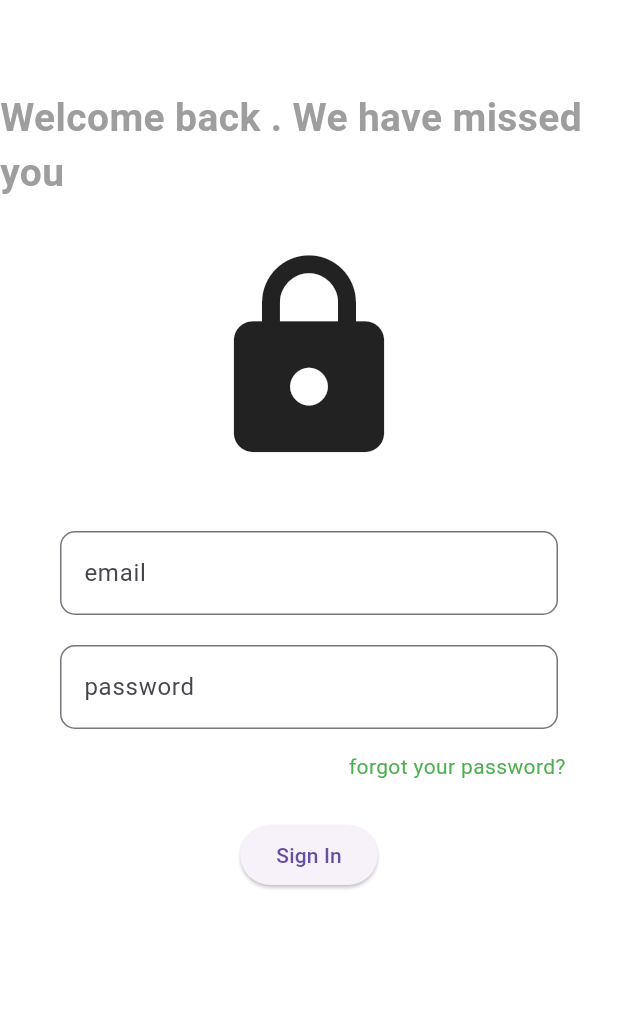
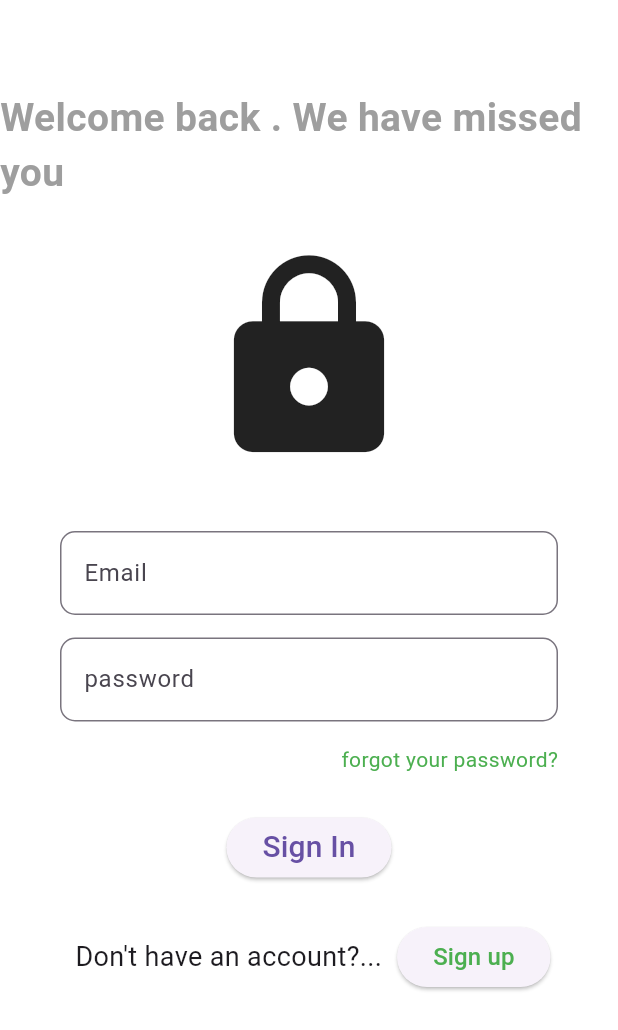
Before and after one commit to Wamitinewton/getxauth, a Flutter app: the screen it shows after launch, on a phone screen of 412 x 824 dp. Shown: the top 1030 px of the screen. Run offline on Flutter 3.47's test engine with Material 3 defaults, Android fonts, the light colour scheme and no system bars; our stand-ins replace firebase_auth, firebase_core, get; accounts and stored records are empty.

Commit message:
made authentication screens to completion

```diff
--- a/lib/Authentication pages/log_in.dart
+++ b/lib/Authentication pages/log_in.dart
@@ -1,6 +1,8 @@
 import 'package:flutter/material.dart';
 import 'package:get/get.dart';
 import 'package:test_project/Authentication%20pages/auth_service.dart';
+import 'package:test_project/common/components/formfield_builder.dart';
+import 'package:test_project/common/components/text_form_field_validator.dart';
 
 class LogInScreen extends StatelessWidget {
   final AuthController _authController = Get.find<AuthController>();
@@ -10,27 +12,14 @@ class LogInScreen extends StatelessWidget {
   final TextEditingController emailController = TextEditingController();
   final TextEditingController passwordController = TextEditingController();
 
-  String? validateEmail(String? value) {
-    if(value == null || value.isEmpty) {
-      return 'Please enter your email';
-    }
-    return null;
-  }
-
-  String? validatePassword(String? value) {
-    if (value == null || value.isEmpty) {
-      return 'please enter your password';
-    }
-    return null;
-  }
-
-  LogInScreen({super.key});
+  LogInScreen({Key? key}) : super(key: key);
 
   @override
   Widget build(BuildContext context) {
     return Scaffold(
       backgroundColor: Colors.white,
-      body: Center(
+      body: SingleChildScrollView(
+        child: Center(
           child: Form(
             key: _formKey,
             child: Column(
@@ -55,39 +44,29 @@ class LogInScreen extends StatelessWidget {
                 const SizedBox(
                   height: 40,
                 ),
-              Padding(
-                padding: const EdgeInsets.only(left: 40, right: 40),
-                child: TextFormField(
-                  validator: validateEmail,
+
+                FormFieldType(
+                  labelText: 'Email',
+                  hintText: 'wamitinewton@example.com',
                   controller: emailController,
-                  decoration: InputDecoration(
-                      labelText: 'email',
-                      hintText: 'Enter your email',
-                      border: OutlineInputBorder(
-                          borderRadius: BorderRadius.circular(10))),
+                  obscureText: false,
+                  validator: TextFormFieldValidator.validateEmail, onChanged: null,
                 ),
-              ),
-              const SizedBox(
-                height: 20,
-              ),
-              Padding(
-                padding: const EdgeInsets.only(left: 40, right: 40),
-                child: TextFormField(
-                  obscureText: true,
-                  validator: validatePassword,
-                  controller: passwordController,
-                  decoration: InputDecoration(
-                      labelText: 'password',
-                      hintText: 'Enter your password',
-                      border: OutlineInputBorder(
-                          borderRadius: BorderRadius.circular(10))),
-                ),
-              ),
+
                 const SizedBox(
                   height: 15,
                 ),
+                FormFieldType(
+                  labelText: 'password',
+                  hintText: 'Enter your password',
+                  controller: passwordController,
+                  obscureText: true,
+                  validator: TextFormFieldValidator.validatePassword, onChanged: null,
+                ),
+                const SizedBox(height: 15,),
+                // FormFieldBuilder(labelText: 'password', hintText: 'Enter your password', controller: emailController, obscureText: true, validator: TextFormFieldValidator.validatePassword),
                 const Padding(
-                padding: EdgeInsets.only(right: 35),
+                  padding: EdgeInsets.only(right: 40),
                   child: Row(
                     mainAxisAlignment: MainAxisAlignment.end,
                     children: [
@@ -98,7 +77,7 @@ class LogInScreen extends StatelessWidget {
                     ],
                   ),
                 ),
-              SizedBox(
+                const SizedBox(
                   height: 25,
                 ),
                 ElevatedButton(
@@ -108,8 +87,39 @@ class LogInScreen extends StatelessWidget {
                             emailController.text, passwordController.text);
                       }
                     },
-                  child: Text('Sign In'))
+                    child: const Text('Sign In', style: TextStyle(
+                      fontSize: 20,
+                    ),)),
+                const SizedBox(
+                  height: 25,
+                ),
+
+                 Row(
+                  mainAxisAlignment: MainAxisAlignment.end,
+                  children: [
+                    const Padding(
+                      padding: EdgeInsets.only(right: 10),
+                      child: Text('Don\'t have an account?...', style: TextStyle(
+                        fontSize: 18,
+                      ),),
+                    ),
+                      Padding(
+                       padding: const EdgeInsets.only(right: 45),
+                       child: ElevatedButton(
+
+                         onPressed: (){
+                          Get.toNamed('/signup');
+                         },
+                         child: const Text('Sign up', style: TextStyle(
+                        color: Colors.green,
+                        fontSize: 16,
+                                         ),),
+                       ),
+                     ),
                   ],
+                )
+              ],
+            ),
           ),
         ),
       ),
--- /dev/null
+++ b/lib/common/components/formfield_builder.dart
@@ -0,0 +1,38 @@
+import 'package:flutter/material.dart';
+
+class FormFieldType extends StatelessWidget {
+  final String labelText;
+  final String hintText;
+  final TextEditingController controller;
+  final bool obscureText;
+  final Function? onChanged;
+  final String? Function(String?)? validator;
+
+  const FormFieldType(
+      {super.key,
+      required this.labelText,
+      required this.hintText,
+      required this.controller,
+      required this.obscureText,
+      this.validator,
+      required this.onChanged});
+
+  @override
+  Widget build(BuildContext context) {
+    return Padding(
+      padding: const EdgeInsets.only(left: 40, right: 40),
+      child: TextFormField(
+        obscureText: obscureText,
+        validator: validator,
+        controller: controller,
+        decoration: InputDecoration(
+          labelText: labelText,
+          hintText: hintText,
+          border: OutlineInputBorder(
+            borderRadius: BorderRadius.circular(10),
+          ),
+        ),
+      ),
+    );
+  }
+}
--- a/lib/main.dart
+++ b/lib/main.dart
@@ -3,7 +3,7 @@ import 'package:flutter/material.dart';
 import 'package:get/get.dart';
 import 'package:test_project/Authentication%20pages/auth_service.dart';
 import 'package:test_project/Authentication%20pages/log_in.dart';
-import 'package:test_project/pages/home_screen.dart';
+import 'package:test_project/Authentication%20pages/signup_page.dart';
 
 void main() async {
   WidgetsFlutterBinding.ensureInitialized();
@@ -28,13 +28,18 @@ class MyApp extends StatelessWidget {
   Widget build(BuildContext context) {
     return  GetMaterialApp(
      debugShowCheckedModeBanner: false,
-      // initialBinding: BindingsBuilder(() {
-      //   Get.put(AuthController());
-      // }),
+      initialBinding: BindingsBuilder(() {
+        Get.put(AuthController());
+      }),
 
-      // initialRoute: '/home',
-      // getPages: [GetPage(name: '/home', page: () => LogInScreen())],
-      home: LogInScreen(),
+      initialRoute: '/login',
+      getPages: [
+        GetPage(name: '/login', page: () => LogInScreen()),
+        GetPage(name: '/signup', page: () => SignUpScreen()),
+        // GetPage(name: '/verify', page: () => VerificationScreen()),
+        ],
+      // home: SignUpScreen(),
+
     );
   }
 }
--- a/lib/pages/home_screen.dart
+++ b/lib/pages/home_screen.dart
@@ -1,4 +1,4 @@
-import 'package:flutter/foundation.dart';
+import 'package:flutter/material.dart';
 import 'package:flutter/widgets.dart';
 
 class HomeScreen extends StatelessWidget {
@@ -6,6 +6,8 @@ class HomeScreen extends StatelessWidget {
 
   @override
   Widget build(BuildContext context) {
-    return const Placeholder();
+    return Scaffold(
+      backgroundColor: Colors.black,
+    );
   }
 }
```
Also changed, not shown: lib/Authentication pages/auth_service.dart (+71 -20 lines), lib/Authentication pages/signup_page.dart (+123 -0 lines), lib/Authentication pages/verification_screen.dart (added, +37 -0 lines), lib/common/components/text_form_field_validator.dart (added, +29 -0 lines), assets/icons/E-Learning-Transparent-Images.png (added), assets/images/e-learning-icon-design-vector-7969261.jpg (added). Lines whose indentation alone changed are shown as unchanged.
